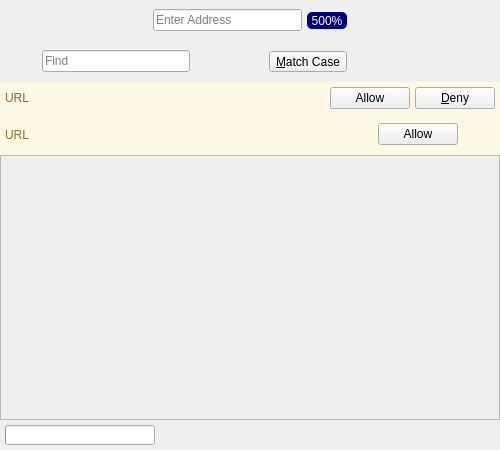
Old version of the form UI/dooble_page.ui in the repository textbrowser/dooble.
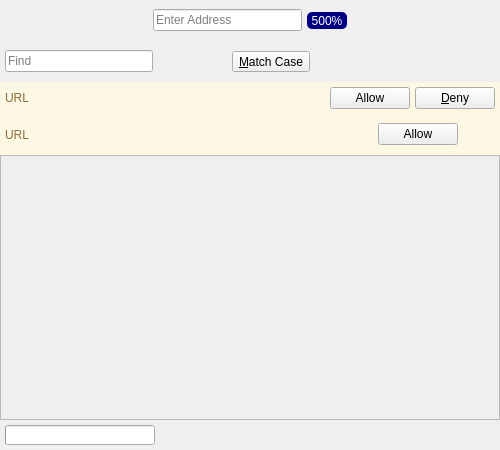
New version of the form. Custom widgets are drawn as their Qt base class.

Commit message: Lefty buttons.

```diff
--- a/UI/dooble_page.ui
+++ b/UI/dooble_page.ui
@@ -13,9 +13,9 @@
   <property name="windowTitle">
    <string>Form</string>
   </property>
-  <layout class="QVBoxLayout" name="verticalLayout">
+  <layout class="QHBoxLayout" name="horizontalLayout_5">
    <property name="spacing">
-    <number>0</number>
+    <number>5</number>
    </property>
    <property name="leftMargin">
     <number>0</number>
@@ -27,6 +27,14 @@
     <number>0</number>
    </property>
    <property name="bottomMargin">
+    <number>0</number>
+   </property>
+   <item>
+    <layout class="QVBoxLayout" name="side_layout"/>
+   </item>
+   <item>
+    <layout class="QVBoxLayout" name="verticalLayout_4">
+     <property name="spacing">
     <number>0</number>
    </property>
    <item>
@@ -264,25 +272,6 @@
       <property name="bottomMargin">
        <number>5</number>
       </property>
-      <item>
-       <widget class="QToolButton" name="find_stop">
-        <property name="toolTip">
-         <string>Close Find</string>
-        </property>
-        <property name="text">
-         <string/>
-        </property>
-        <property name="iconSize">
-         <size>
-          <width>24</width>
-          <height>24</height>
-         </size>
-        </property>
-        <property name="autoRaise">
-         <bool>true</bool>
-        </property>
-       </widget>
-      </item>
       <item>
        <widget class="dooble_search_widget" name="find">
         <property name="placeholderText">
@@ -348,6 +337,25 @@
         </property>
        </spacer>
       </item>
+        <item>
+         <widget class="QToolButton" name="find_stop">
+          <property name="toolTip">
+           <string>Close Find</string>
+          </property>
+          <property name="text">
+           <string/>
+          </property>
+          <property name="iconSize">
+           <size>
+            <width>24</width>
+            <height>24</height>
+           </size>
+          </property>
+          <property name="autoRaise">
+           <bool>true</bool>
+          </property>
+         </widget>
+        </item>
      </layout>
     </widget>
    </item>
@@ -631,6 +639,8 @@
     </widget>
    </item>
   </layout>
+   </item>
+  </layout>
  </widget>
  <customwidgets>
   <customwidget>
```
Left out of the diff: 2 changed lines with no effect on the pictures. Lines whose indentation alone changed are shown as unchanged. The commit also changes 5 other files.
